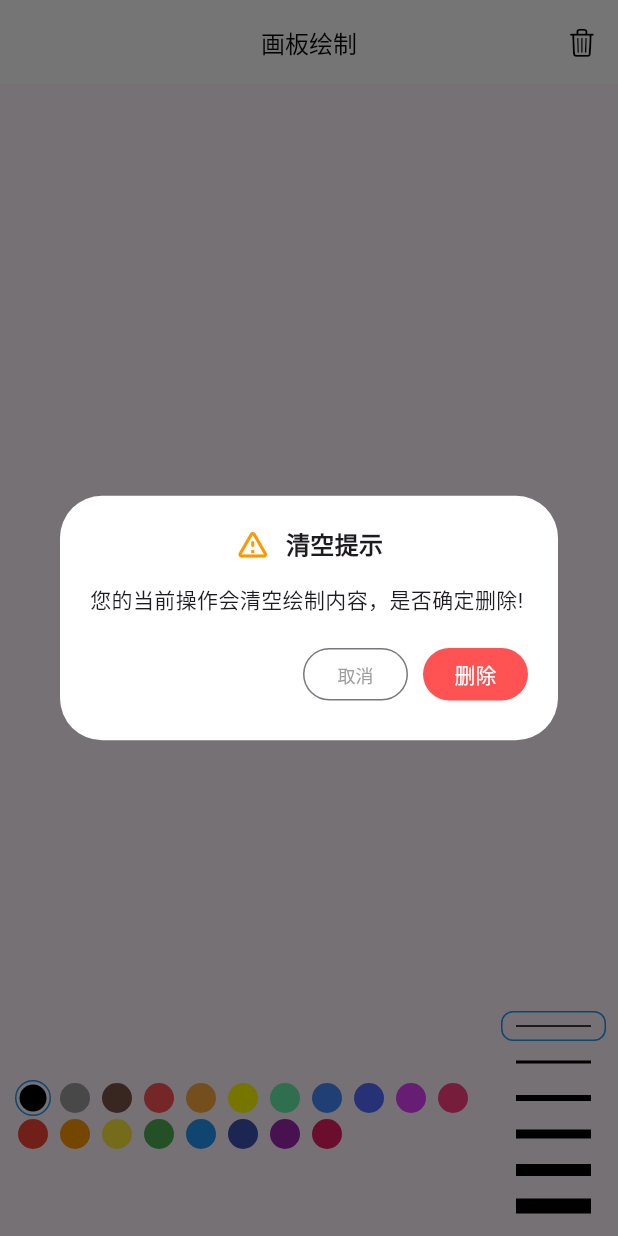
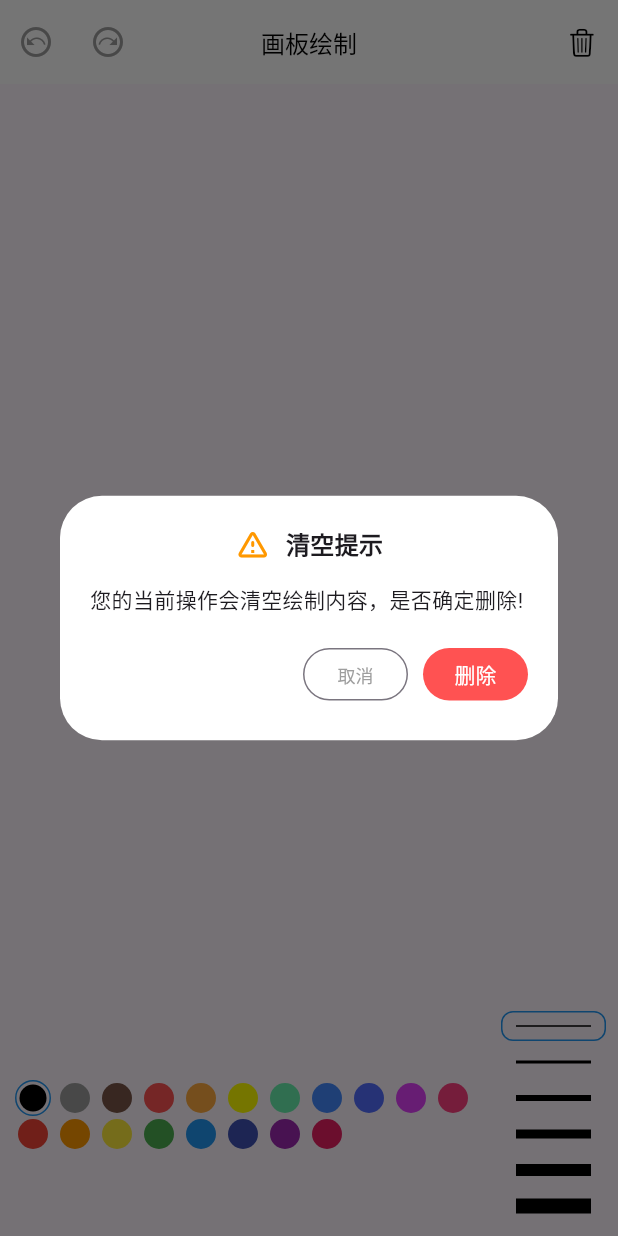
Before and after one commit to jihaobin/fun_fun_toolbox, a Flutter app: the screen it shows after launch, after a tap on an icon or button, on a phone screen of 412 x 824 dp. Run offline on Flutter 3.47's test engine with Material 3 defaults, Android fonts, the phone set to English and light mode, and no system bars; our stand-ins replace flutter_slidable; missing offline and left inert: flame_audio, progress_border.

Commit message:
feat: 实现画笔的撤回与回退功能
Signed-off-by: jhb <2644263665@qq.com>

```diff
--- a/lib/paper/paper_app_bar.dart
+++ b/lib/paper/paper_app_bar.dart
@@ -4,10 +4,12 @@
 
 class PaperAppBar extends StatelessWidget implements PreferredSizeWidget {
   final VoidCallback onClear;
+  final VoidCallback? onBack;
+  final VoidCallback? onRevocation;
 
   const PaperAppBar({
     super.key,
-    required this.onClear,
+    required this.onClear, this.onBack, this.onRevocation,
   });
 
   @override
@@ -19,6 +21,8 @@
           statusBarIconBrightness: Brightness.dark,
           statusBarColor: Colors.transparent),
       backgroundColor: Colors.white,
+      leading: BackUpButtons(onBack: onBack, onRevocation: onRevocation,),
+      leadingWidth: 100,
       title: const Text(
         '画板绘制',
         style: TextStyle(color: Colors.black, fontSize: 16),
@@ -39,3 +43,44 @@
   @override
   Size get preferredSize => const Size.fromHeight(kToolbarHeight);
 }
+
+class BackUpButtons extends StatelessWidget {
+  final VoidCallback? onBack;
+  final VoidCallback? onRevocation;
+
+  const BackUpButtons({
+    super.key,
+    required this.onBack,
+    required this.onRevocation,
+  });
+
+  @override
+  Widget build(BuildContext context) {
+    const BoxConstraints cts = BoxConstraints(minHeight: 32, minWidth: 32);
+    Color backColor = onBack == null ? Colors.grey : Colors.black;
+    Color revocationColor = onRevocation == null ? Colors.grey : Colors.black;
+    return Center(
+      child: Row(
+        children: [
+          Transform.scale(
+            scaleX: -1,
+            child: IconButton(
+              padding: EdgeInsets.zero,
+              splashRadius: 1,
+              constraints: cts,
+              onPressed: onBack,
+              icon: Icon(Icons.next_plan_outlined,color: backColor),
+            ),
+          ),
+          IconButton(
+            padding: EdgeInsets.zero,
+            splashRadius: 1,
+            onPressed: onRevocation,
+            constraints: cts,
+            icon: Icon(Icons.next_plan_outlined, color: revocationColor),
+          )
+        ],
+      ),
+    );
+  }
+}
--- a/lib/paper/paper_page.dart
+++ b/lib/paper/paper_page.dart
@@ -17,6 +17,8 @@
 
 class _PaperState extends State<PaperPage> {
   final List<Line> _lines = []; // 线列表
+
+  final _historyLines = []; // 历史线列表
 
   int _activeColorIndex = 0; // 颜色激活索引
   int _activeStorkWidthIndex = 0; // 线宽激活索引
@@ -52,6 +54,8 @@
     return Scaffold(
       appBar: PaperAppBar(
         onClear: _clear,
+        onBack: _lines.isEmpty || _historyLines.length >=20 ? null : _back,
+        onRevocation: _historyLines.isEmpty ? null : _revocation,
       ),
       body: GestureDetector(
         onPanUpdate: _onPanUpdate,
@@ -124,6 +128,19 @@
     });
     setState(() {});
   }
+
+  void _back(){
+    Line line = _lines.removeLast();
+    _historyLines.add(line);
+    setState(() {});
+  }
+
+  void _revocation(){
+    Line line = _historyLines.removeLast();
+    _lines.add(line);
+    setState(() {});
+  }
+
 }
 
 class PaperPainter extends CustomPainter {
@@ -146,7 +163,6 @@
     _paint.strokeWidth = line.strokeWidth;
     canvas.drawPoints(PointMode.polygon, line.points, _paint);
   }
-
   @override
   bool shouldRepaint(covariant CustomPainter oldDelegate) => true;
 }
```
